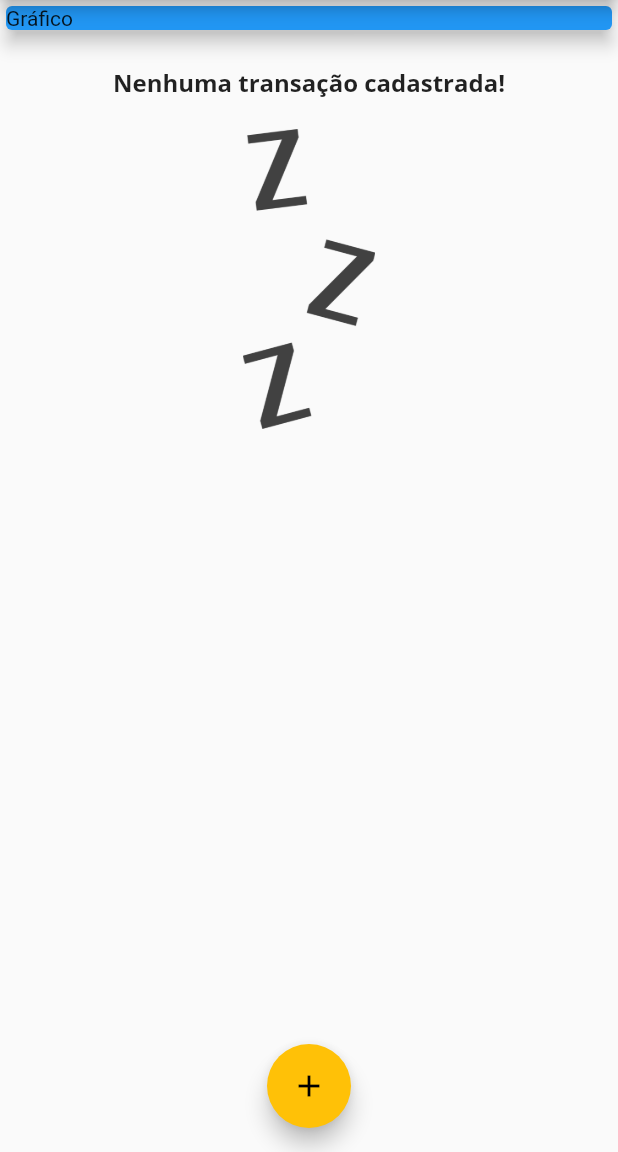
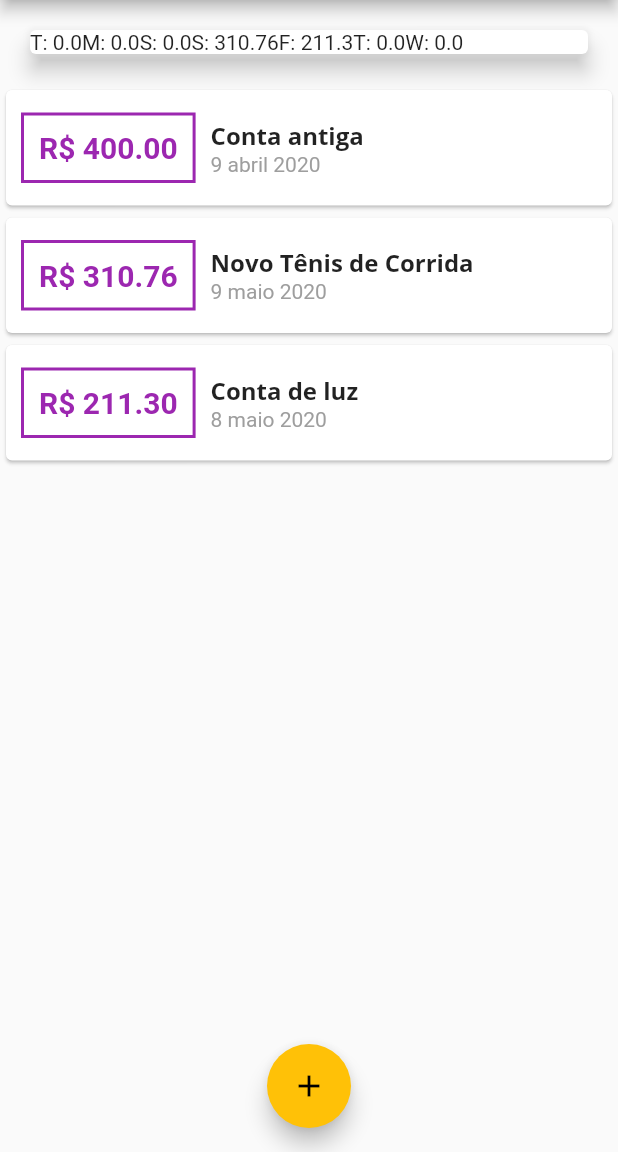
Before and after one commit to kendyosiro/curso_flutter-expenses, a Flutter app: the screen it shows after launch, on a phone screen of 412 x 824 dp, the part 84-1236 px from its top. Run offline on Flutter 3.47's test engine with Material 2 defaults, Android fonts, the phone set to English and light mode, and no system bars.

Commit message:
agrupa transacoes por valor ate 7 dias atras

```diff
--- /dev/null
+++ b/lib/components/chart.dart
@@ -0,0 +1,48 @@
+import 'package:flutter/material.dart';
+import '../models/transaction.dart';
+import 'package:intl/intl.dart';
+
+class Chart extends StatelessWidget {
+  final List<Transaction> recentTransaction;
+
+  Chart(this.recentTransaction);
+
+  List<Map<String, Object>> get groupedTransactions {
+    return List.generate(7, (index) {
+      final weekDay = DateTime.now().subtract(
+        Duration(days: index),
+      );
+
+      double totalSum = 0.0;
+
+      for(var i = 0; i < recentTransaction.length; i++){
+        bool sameDay = recentTransaction[i].date.day == weekDay.day;
+        bool sameMonth = recentTransaction[i].date.month == weekDay.month;
+        bool sameYear = recentTransaction[i].date.year == weekDay.year;
+
+        if(sameDay && sameMonth && sameYear){
+          totalSum += recentTransaction[i].value;
+        }
+      }
+
+      return {
+        'day': DateFormat.E().format(weekDay)[0],
+        'value': totalSum,
+      };
+    });
+  }
+
+  @override
+  Widget build(BuildContext context) {
+    groupedTransactions;
+    return Card(
+        elevation: 6,
+        margin: EdgeInsets.all(20),
+        child: Row(
+          children:
+            groupedTransactions.map((tr) {
+              return Text('${tr['day']}: ${tr['value']}');
+            }).toList(),
+        ));
+  }
+}
--- /dev/null
+++ b/lib/components/chart_bar.dart
@@ -0,0 +1,17 @@
+import 'package:flutter/material.dart';
+
+class ChartBar extends StatelessWidget {
+
+  final String label;
+  final double value;
+  final double percentage;
+
+  ChartBar({this.label, this.value, this.percentage});
+
+  @override
+  Widget build(BuildContext context) {
+    return Container(
+
+    );
+  }
+}
--- a/lib/main.dart
+++ b/lib/main.dart
@@ -4,6 +4,7 @@ import 'components/transaction_form.dart';
 import 'components/transaction_list.dart';
 import 'models/transaction.dart';
 import 'dart:math';
+import 'components/chart.dart';
 
 main() => runApp(ExpensesApp());
 
@@ -55,19 +56,33 @@ class MyHomePage extends StatefulWidget {
 
 class _MyHomePageState extends State<MyHomePage> {
   final List<Transaction> _transactions = [
-    // Transaction(
-    //   id: 't1',
-    //   title: 'Novo Tênis de Corrida',
-    //   value: 310.76,
-    //   date: DateTime.now(),
-    // ),
-    // Transaction(
-    //   id: 't2',
-    //   title: 'Conta de luz',
-    //   value: 211.30,
-    //   date: DateTime.now(),
-    // ),
+    Transaction(
+      id: 't0',
+      title: 'Conta antiga',
+      value: 400.00,
+      date: DateTime.now().subtract(Duration(days: 33)),
+    ),
+    Transaction(
+      id: 't1',
+      title: 'Novo Tênis de Corrida',
+      value: 310.76,
+      date: DateTime.now().subtract(Duration(days: 3)),
+    ),
+    Transaction(
+      id: 't2',
+      title: 'Conta de luz',
+      value: 211.30,
+      date: DateTime.now().subtract(Duration(days: 4)),
+    ),
   ];
+
+  List<Transaction> get _recentTransactions {
+    return _transactions.where((tr) {
+      return tr.date.isAfter(
+        DateTime.now().subtract(Duration(days: 7)),
+      );
+    }).toList();
+  }
 
   _addTransaction(String title, double value) {
     final newTransaction = Transaction(
@@ -109,14 +124,7 @@ class _MyHomePageState extends State<MyHomePage> {
         child: Column(
           crossAxisAlignment: CrossAxisAlignment.stretch,
           children: <Widget>[
-            Container(
-              width: double.infinity,
-              child: Card(
-                color: Colors.blue,
-                child: Text('Gráfico'),
-                elevation: 5,
-              ),
-            ),
+            Chart(_recentTransactions),
             TransactionList(_transactions),
           ],
         ),
```
Lines whose indentation alone changed are shown as unchanged.
